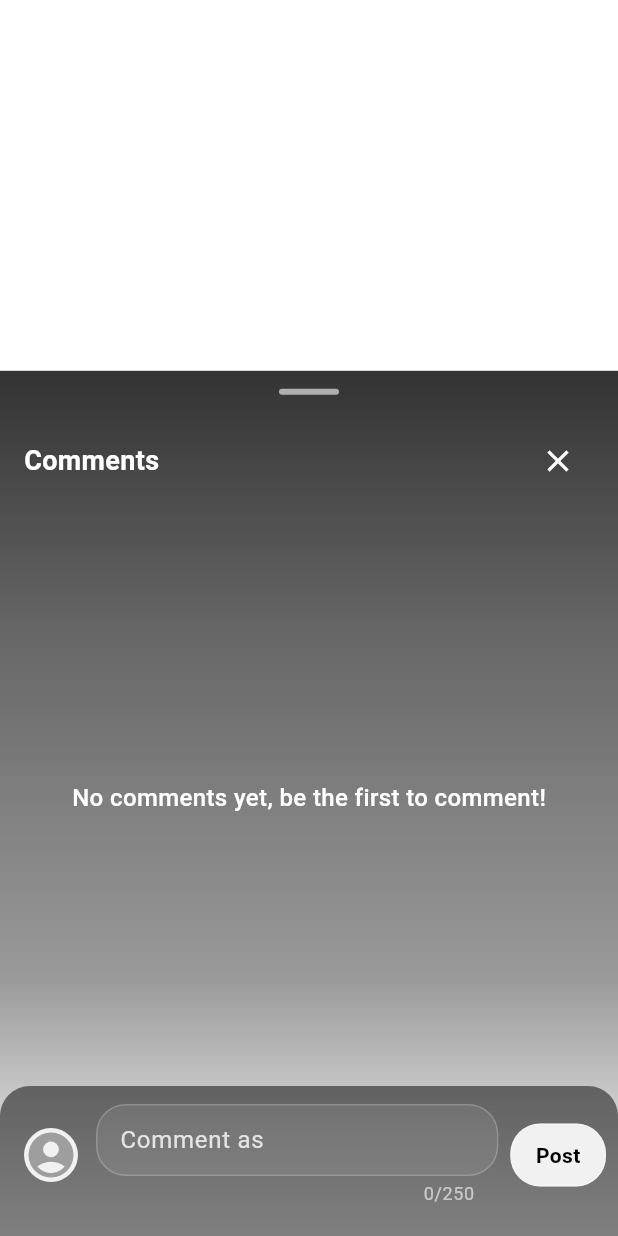
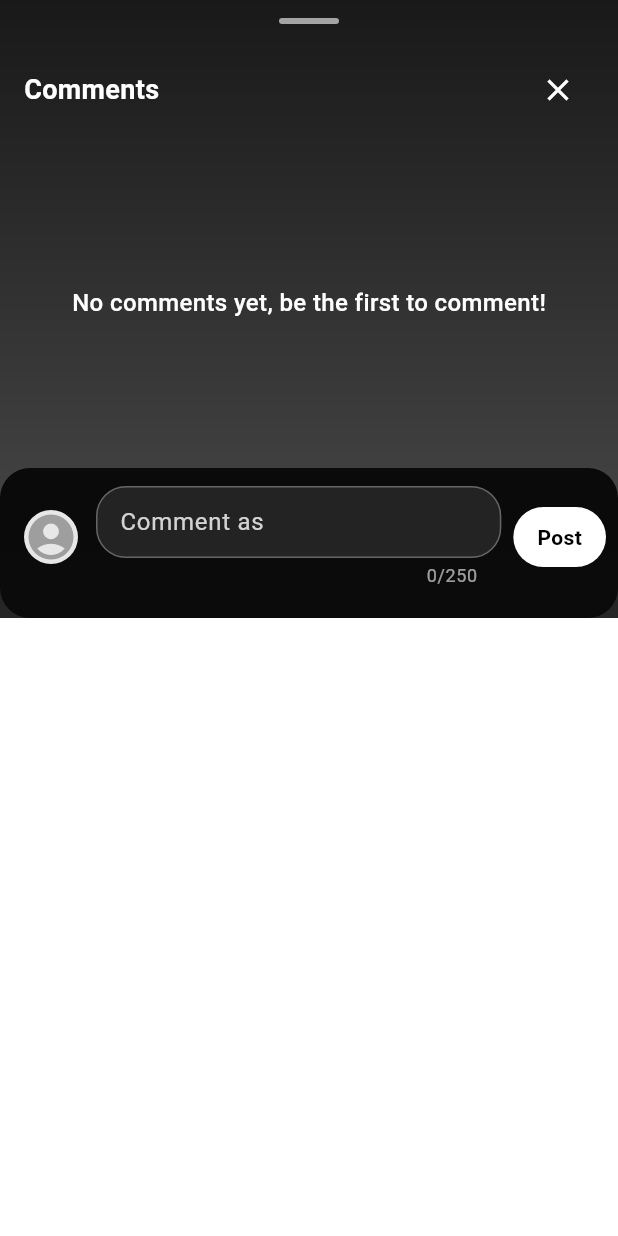
Before and after one commit to ahmadarafeeh/newvid, a Flutter app: the CommentsBottomSheet screen opened directly with empty values, on a phone screen of 412 x 824 dp. Run offline on Flutter 3.47's test engine with Material 3 defaults, Android fonts, the phone set to English and light mode, and no system bars; our stand-ins replace cloud_firestore, firebase_analytics, firebase_auth, firebase_core, firebase_messaging, firebase_storage and 10 more; missing offline and left inert: video_trimmer; accounts and stored records are empty.

Commit message:
Update comment_screen.dart

```diff
--- a/lib/screens/comment_screen.dart
+++ b/lib/screens/comment_screen.dart
@@ -154,7 +154,6 @@ class CommentsBottomSheetState extends State<CommentsBottomSheet> {
 
   void _onReplyFocusChange() {
     if (_replyFocusNode.hasFocus) {
-      // Scroll to bottom when keyboard appears
       Future.delayed(const Duration(milliseconds: 300), () {
         if (_scrollController.hasClients) {
           _scrollController.animateTo(
@@ -380,21 +379,7 @@ class CommentsBottomSheetState extends State<CommentsBottomSheet> {
     final safeUsername = user.username ?? 'Someone';
     final safePhotoUrl = user.photoUrl ?? '';
 
-    return Container(
-      decoration: BoxDecoration(
-        gradient: LinearGradient(
-          begin: Alignment.topCenter,
-          end: Alignment.bottomCenter,
-          colors: [
-            Colors.black.withOpacity(0.8),
-            Colors.black.withOpacity(0.6),
-            Colors.black.withOpacity(0.4),
-            Colors.transparent,
-          ],
-          stops: const [0.0, 0.3, 0.7, 1.0],
-        ),
-      ),
-      child: Column(
+    return Column(
       children: [
         // Drag handle bar - indicates swipe to close
         Container(
@@ -428,16 +413,13 @@ class CommentsBottomSheetState extends State<CommentsBottomSheet> {
               ),
               IconButton(
                 icon: Icon(Icons.close, color: Colors.white),
-                  onPressed: () {
-                    FocusScope.of(context).unfocus();
-                    Navigator.of(context).pop();
-                  },
+                onPressed: () => Navigator.of(context).pop(),
               ),
             ],
           ),
         ),
 
-          // Comments list - MORE TRANSPARENT
+        // Comments list
         Expanded(
           child: _isLoadingComments
               ? Center(
@@ -471,13 +453,8 @@ class CommentsBottomSheetState extends State<CommentsBottomSheet> {
                             margin: const EdgeInsets.symmetric(
                                 horizontal: 8, vertical: 4),
                             decoration: BoxDecoration(
-                                color: Colors.black
-                                    .withOpacity(0.3), // More transparent
+                              color: Colors.black.withOpacity(0.7),
                               borderRadius: BorderRadius.circular(12),
-                                border: Border.all(
-                                  color: Colors.white.withOpacity(0.1),
-                                  width: 0.5,
-                                ),
                             ),
                             child: CommentCard(
                               snap: snap,
@@ -503,27 +480,23 @@ class CommentsBottomSheetState extends State<CommentsBottomSheet> {
                     ),
         ),
 
-          // Bottom input bar - with keyboard padding
+        // Bottom input bar
         _buildBottomInputBar(colors, safeUsername, safePhotoUrl),
       ],
-      ),
     );
   }
 
   Widget _buildBottomInputBar(
       _ColorSet colors, String safeUsername, String safePhotoUrl) {
-    final bottomPadding = MediaQuery.of(context).viewInsets.bottom;
-
-    return AnimatedContainer(
-      duration: const Duration(milliseconds: 300),
-      padding: EdgeInsets.only(
+    return Container(
+      padding: const EdgeInsets.only(
         left: 16,
         right: 8,
         top: 12,
-        bottom: 20 + bottomPadding, // Add keyboard padding
+        bottom: 20,
       ),
       decoration: BoxDecoration(
-        color: Colors.black.withOpacity(0.5), // More transparent
+        color: Colors.black.withOpacity(0.85),
         borderRadius: const BorderRadius.only(
           topLeft: Radius.circular(20),
           topRight: Radius.circular(20),
@@ -587,23 +560,20 @@ class CommentsBottomSheetState extends State<CommentsBottomSheet> {
                           counterStyle:
                               TextStyle(color: Colors.white.withOpacity(0.6)),
                           filled: true,
-                          fillColor: Colors.white
-                              .withOpacity(0.08), // More transparent
+                          fillColor: Colors.white.withOpacity(0.1),
                           contentPadding: const EdgeInsets.symmetric(
                               horizontal: 12, vertical: 12),
                           enabledBorder: OutlineInputBorder(
                             borderRadius: BorderRadius.circular(20),
                             borderSide: BorderSide(
-                              color: Colors.white
-                                  .withOpacity(0.2), // Lighter border
+                              color: Colors.white.withOpacity(0.3),
                               width: 1,
                             ),
                           ),
                           focusedBorder: OutlineInputBorder(
                             borderRadius: BorderRadius.circular(20),
                             borderSide: BorderSide(
-                              color: Colors.white
-                                  .withOpacity(0.4), // Lighter border
+                              color: Colors.white.withOpacity(0.6),
                               width: 1.5,
                             ),
                           ),
@@ -641,13 +611,9 @@ class CommentsBottomSheetState extends State<CommentsBottomSheet> {
                                 vertical: 10, horizontal: 16),
                             decoration: BoxDecoration(
                               color: _containsBannedWords
-                                  ? Colors.white.withOpacity(0.1)
-                                  : Colors.white.withOpacity(0.9),
+                                  ? Colors.white.withOpacity(0.2)
+                                  : Colors.white,
                               borderRadius: BorderRadius.circular(20),
-                              border: Border.all(
-                                color: Colors.white.withOpacity(0.3),
-                                width: 1,
-                              ),
                             ),
                             child: Text(
                               'Post',
@@ -685,42 +651,80 @@ class CommentsBottomSheetState extends State<CommentsBottomSheet> {
     }
 
     return Scaffold(
-      resizeToAvoidBottomInset:
-          true, // KEY: Allow resizing when keyboard appears
+      resizeToAvoidBottomInset: false,
       backgroundColor: Colors.transparent,
-      body: GestureDetector(
-        onTap: () {
-          // Close comments when tapping on transparent areas
-          FocusScope.of(context).unfocus();
-          Navigator.of(context).pop();
-        },
-        child: Container(
+      body: Container(
         height: MediaQuery.of(context).size.height,
         child: Column(
           children: [
-              // Top area - tap to close
+            // Comments Panel - Top 50% - TRANSPARENT
+            Container(
+              height: MediaQuery.of(context).size.height * 0.5,
+              decoration: BoxDecoration(
+                gradient: LinearGradient(
+                  begin: Alignment.topCenter,
+                  end: Alignment.bottomCenter,
+                  colors: [
+                    Colors.black.withOpacity(0.9),
+                    Colors.black.withOpacity(0.7),
+                  ],
+                ),
+                borderRadius: const BorderRadius.only(
+                  bottomLeft: Radius.circular(20),
+                  bottomRight: Radius.circular(20),
+                ),
+              ),
+              child: _buildCommentsContent(colors, user),
+            ),
+
+            // Media Area - Bottom 50% - Fully interactive and visible
             Expanded(
-                flex: 2,
               child: GestureDetector(
                 onTap: () {
-                    FocusScope.of(context).unfocus();
+                  // Close comments when tapping on media area
                   Navigator.of(context).pop();
+                },
+                onDoubleTap: () {
+                  // Allow double tap for liking or other actions
+                },
+                onVerticalDragUpdate: (details) {
+                  // Allow swiping down to close
+                  if (details.delta.dy > 0) {
+                    Navigator.of(context).pop();
+                  }
                 },
                 child: Container(
                   color: Colors.transparent,
+                  // This entire area is see-through and shows the media behind
+                  child: Stack(
+                    children: [
+                      // Media is visible through this transparent container
+                      Container(),
+
+                      // Swipe indicator bar at the top of media area
+                      Positioned(
+                        top: 8,
+                        left: 0,
+                        right: 0,
+                        child: Center(
+                          child: Container(
+                            width: 60,
+                            height: 4,
+                            decoration: BoxDecoration(
+                              color: Colors.white.withOpacity(0.5),
+                              borderRadius: BorderRadius.circular(2),
                             ),
                           ),
                         ),
-
-              // Comments Panel - Bottom area
-              Container(
-                height: MediaQuery.of(context).size.height * 0.7,
-                child: _buildCommentsContent(colors, user),
                       ),
                     ],
                   ),
                 ),
               ),
+            ),
+          ],
+        ),
+      ),
     );
   }
 }
```
Lines whose indentation alone changed are shown as unchanged.
